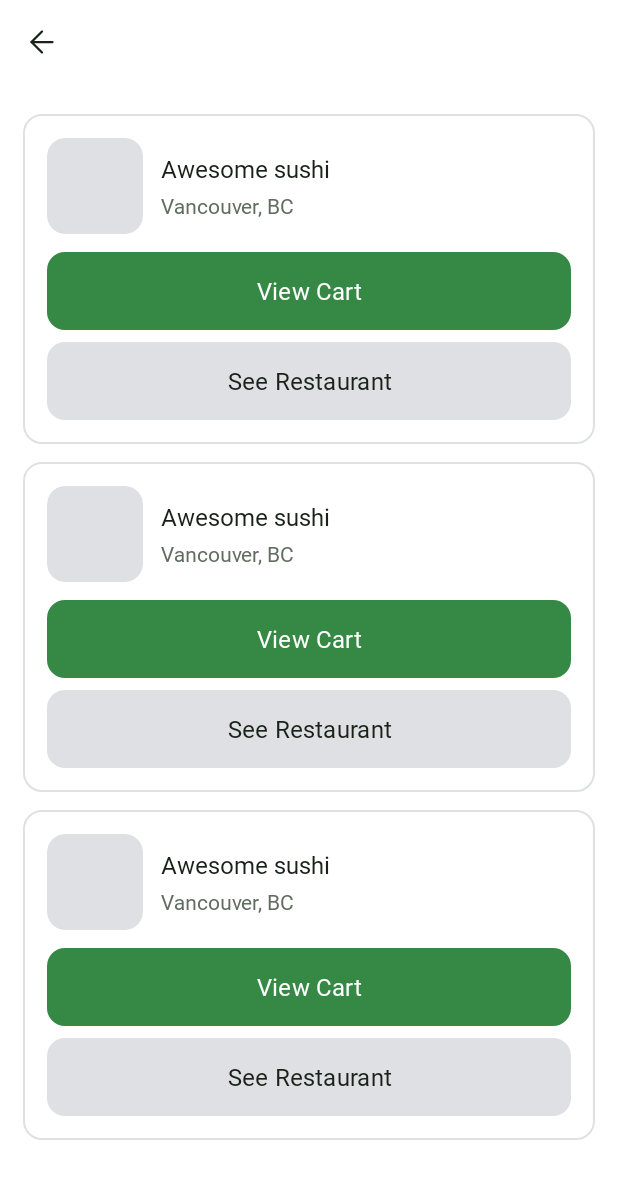
After one commit to 3175-Android-Project/FoodWastageReductionApp, an Android app: the layout activity_carts.xml on its own in the app's theme, with its tools: preview values and no code run, on a phone screen of 412 x 824 dp. The commit adds this screen. Shown: the top 1179 px of the screen. Run offline under Robolectric (Android 15) with nearby library versions, the phone set to English and light mode, and no system bars.

Commit message:
Support separate carts per restaurant and validate discount price
- Each restaurant now has its own cart (CartManager is per restaurant)
- Add Carts screen listing one card per restaurant with View Cart and See Restaurant
- Home cart icon opens the Carts screen; badge shows total items in all carts
- Checkout, restaurant and food detail screens use the selected restaurant's cart
- Placing an order only clears that restaurant's cart
- Manager can no longer save a discount price higher than the original price

```diff
--- a/app/src/main/AndroidManifest.xml
+++ b/app/src/main/AndroidManifest.xml
@@ -122,6 +122,10 @@
             android:exported="false"
             android:windowSoftInputMode="adjustResize" />
         <activity
+            android:name=".customer.CartsActivity"
+            android:exported="false"
+            android:windowSoftInputMode="adjustResize" />
+        <activity
             android:name=".manager.ManageFoodItemsActivity"
             android:exported="false"
             android:windowSoftInputMode="adjustResize" />
--- a/app/src/main/java/com/project/foodwastagereductionapp/customer/CustomerHomeActivity.java
+++ b/app/src/main/java/com/project/foodwastagereductionapp/customer/CustomerHomeActivity.java
@@ -112,12 +112,12 @@ public class CustomerHomeActivity extends AppCompatActivity {
         findViewById(R.id.btnNotification).setOnClickListener(v ->
                 startActivity(new Intent(this, NotificationsActivity.class)));
 
-        // Cart opens Checkout (nothing to check out when it is empty)
+        // Cart opens the list of carts, one per restaurant (nothing to show when empty)
         findViewById(R.id.btnCart).setOnClickListener(v -> {
             if (CartManager.count() == 0) {
                 Toast.makeText(this, R.string.msgCartEmpty, Toast.LENGTH_SHORT).show();
             } else {
-                startActivity(new Intent(this, CheckoutActivity.class));
+                startActivity(new Intent(this, CartsActivity.class));
             }
         });
 
--- /dev/null
+++ b/app/src/main/res/drawable/bg_cart_image.xml
@@ -0,0 +1,6 @@
+<?xml version="1.0" encoding="utf-8"?>
+<shape xmlns:android="http://schemas.android.com/apk/res/android"
+    android:shape="rectangle">
+    <solid android:color="@color/background_secondary" />
+    <corners android:radius="@dimen/radius_md" />
+</shape>
--- /dev/null
+++ b/app/src/main/res/layout/activity_carts.xml
@@ -0,0 +1,50 @@
+<?xml version="1.0" encoding="utf-8"?>
+<androidx.constraintlayout.widget.ConstraintLayout
+    xmlns:android="http://schemas.android.com/apk/res/android"
+    xmlns:app="http://schemas.android.com/apk/res-auto"
+    xmlns:tools="http://schemas.android.com/tools"
+    android:id="@+id/main"
+    android:layout_width="match_parent"
+    android:layout_height="match_parent"
+    android:background="@color/background_white"
+    tools:context=".customer.CartsActivity">
+
+    <include
+        android:id="@+id/header"
+        layout="@layout/component_header"
+        android:layout_width="0dp"
+        android:layout_height="56dp"
+        app:layout_constraintTop_toTopOf="parent"
+        app:layout_constraintStart_toStartOf="parent"
+        app:layout_constraintEnd_toEndOf="parent" />
+
+    <androidx.recyclerview.widget.RecyclerView
+        android:id="@+id/rvCarts"
+        android:layout_width="0dp"
+        android:layout_height="0dp"
+        android:clipToPadding="false"
+        android:paddingStart="@dimen/screen_padding"
+        android:paddingEnd="@dimen/screen_padding"
+        android:paddingTop="@dimen/space_sm"
+        android:paddingBottom="@dimen/space_lg"
+        app:layoutManager="androidx.recyclerview.widget.LinearLayoutManager"
+        app:layout_constraintTop_toBottomOf="@id/header"
+        app:layout_constraintBottom_toBottomOf="parent"
+        app:layout_constraintStart_toStartOf="parent"
+        app:layout_constraintEnd_toEndOf="parent"
+        tools:listitem="@layout/item_cart_restaurant" />
+
+    <!-- Shown instead of the list when there are no carts -->
+    <TextView
+        android:id="@+id/txtEmpty"
+        style="@style/Text.BodySm"
+        android:layout_width="wrap_content"
+        android:layout_height="wrap_content"
+        android:text="@string/msgCartEmpty"
+        android:visibility="gone"
+        app:layout_constraintTop_toTopOf="parent"
+        app:layout_constraintBottom_toBottomOf="parent"
+        app:layout_constraintStart_toStartOf="parent"
+        app:layout_constraintEnd_toEndOf="parent" />
+
+</androidx.constraintlayout.widget.ConstraintLayout>
--- /dev/null
+++ b/app/src/main/res/layout/item_cart_restaurant.xml
@@ -0,0 +1,76 @@
+<?xml version="1.0" encoding="utf-8"?>
+<!-- One restaurant's cart on the Carts screen -->
+<LinearLayout
+    xmlns:android="http://schemas.android.com/apk/res/android"
+    xmlns:app="http://schemas.android.com/apk/res-auto"
+    xmlns:tools="http://schemas.android.com/tools"
+    style="@style/Card.Default"
+    android:layout_width="match_parent"
+    android:layout_height="wrap_content"
+    android:layout_marginTop="@dimen/space_md"
+    android:orientation="vertical">
+
+    <LinearLayout
+        android:layout_width="match_parent"
+        android:layout_height="wrap_content"
+        android:gravity="center_vertical"
+        android:orientation="horizontal">
+
+        <ImageView
+            android:id="@+id/imgRestaurant"
+            android:layout_width="64dp"
+            android:layout_height="64dp"
+            android:background="@drawable/bg_cart_image"
+            android:clipToOutline="true"
+            android:importantForAccessibility="no"
+            android:scaleType="centerCrop" />
+
+        <LinearLayout
+            android:layout_width="0dp"
+            android:layout_height="wrap_content"
+            android:layout_marginStart="@dimen/space_md"
+            android:layout_weight="1"
+            android:orientation="vertical">
+
+            <TextView
+                android:id="@+id/txtRestaurantName"
+                style="@style/Text.HeadlineSm"
+                android:layout_width="match_parent"
+                android:layout_height="wrap_content"
+                android:ellipsize="end"
+                android:maxLines="1"
+                tools:text="Awesome sushi" />
+
+            <TextView
+                android:id="@+id/txtRestaurantAddress"
+                style="@style/Text.BodySm"
+                android:layout_width="match_parent"
+                android:layout_height="wrap_content"
+                android:layout_marginTop="4dp"
+                android:ellipsize="end"
+                android:maxLines="1"
+                tools:text="Vancouver, BC" />
+        </LinearLayout>
+    </LinearLayout>
+
+    <Button
+        android:id="@+id/btnViewCart"
+        style="@style/Button.Primary"
+        android:layout_width="match_parent"
+        android:layout_height="@dimen/button_height"
+        android:layout_marginTop="@dimen/space_md"
+        android:text="@string/btnCartView"
+        app:backgroundTint="@null" />
+
+    <Button
+        android:id="@+id/btnSeeRestaurant"
+        style="@style/Button.Primary"
+        android:layout_width="match_parent"
+        android:layout_height="@dimen/button_height"
+        android:layout_marginTop="@dimen/space_sm"
+        android:background="@drawable/bg_confirmation_cancel"
+        android:text="@string/btnCartSeeRestaurant"
+        android:textColor="@color/text_primary"
+        app:backgroundTint="@null" />
+
+</LinearLayout>
--- a/app/src/main/res/values/strings_cart.xml
+++ b/app/src/main/res/values/strings_cart.xml
@@ -3,4 +3,9 @@
     <!-- Cart icon on the Home screen -->
     <string name="msgCartEmpty">Your cart is empty</string>
     <string name="fmtCartCountMax">99+</string>
+
+    <!-- Carts screen (one cart per restaurant) -->
+    <string name="titleCarts">Carts</string>
+    <string name="btnCartView">View Cart</string>
+    <string name="btnCartSeeRestaurant">See Restaurant</string>
 </resources>
```
Also changed, not shown: app/src/main/java/com/project/foodwastagereductionapp/customer/CartLineAdapter.java (+6 -4 lines), app/src/main/java/com/project/foodwastagereductionapp/customer/CartManager.java (+72 -41 lines), app/src/main/java/com/project/foodwastagereductionapp/customer/CartRestaurantAdapter.java (added, +85 -0 lines), app/src/main/java/com/project/foodwastagereductionapp/customer/CartsActivity.java (added, +75 -0 lines), app/src/main/java/com/project/foodwastagereductionapp/customer/CheckoutActivity.java (+18 -10 lines), app/src/main/java/com/project/foodwastagereductionapp/customer/FoodDetailActivity.java (+3 -6 lines), app/src/main/java/com/project/foodwastagereductionapp/customer/RestaurantDetailActivity.java (+8 -9 lines), app/src/main/java/com/project/foodwastagereductionapp/manager/AddFoodItemActivity.java (+17 -0 lines).
